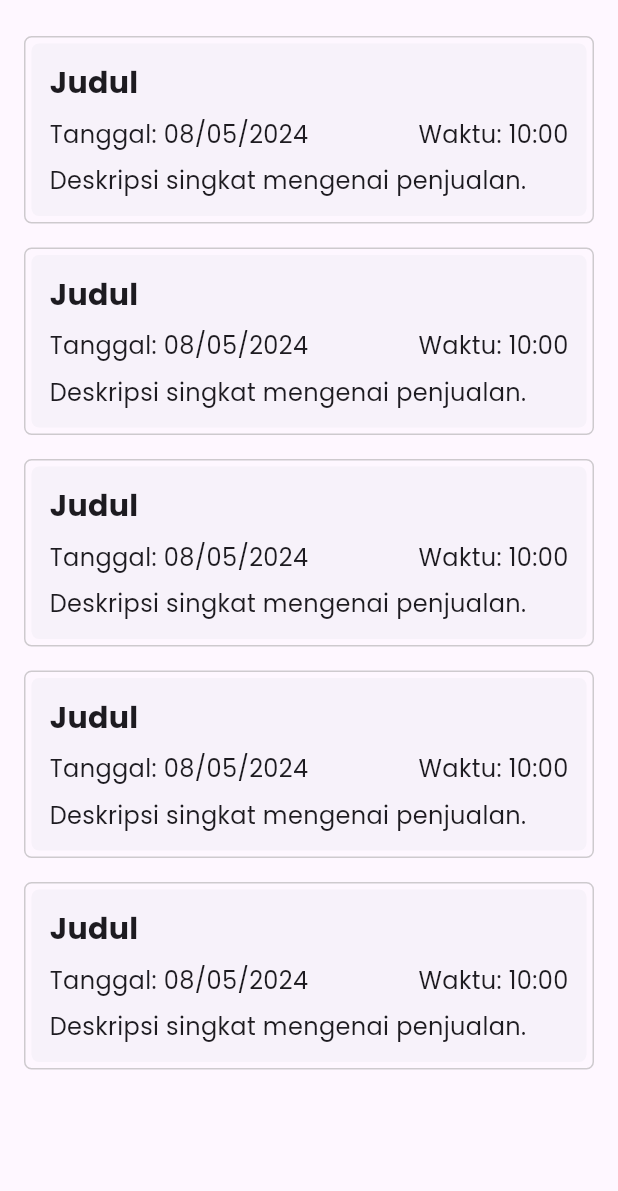
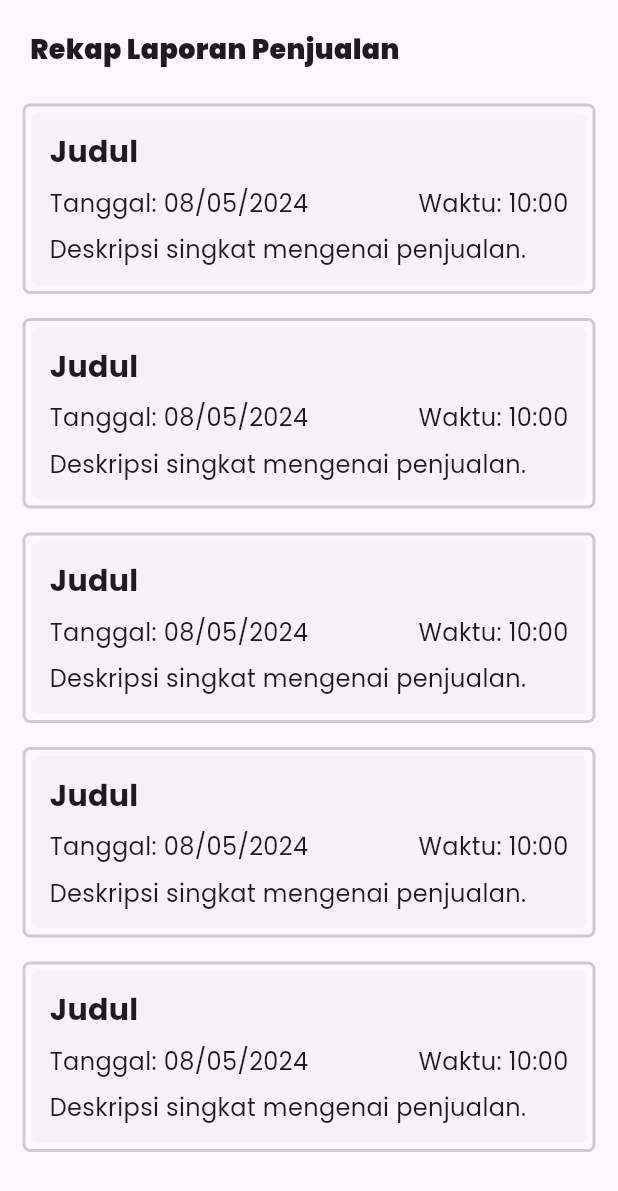
Before and after one commit to FardanAthilla/Project_TA, a Flutter app: the RekapLaporanPenjualan screen opened directly, on a phone screen of 412 x 824 dp. Shown: the top 1191 px of the screen. Run offline on Flutter 3.47's test engine with Material 3 defaults, Android fonts, the light colour scheme and no system bars; our stand-ins replace flutter_svg, get, google_fonts, shared_preferences; accounts and stored records are empty; project files that could hold a hidden picture were left out.

Commit message:
feat: [AS] fixing miror the ui

```diff
--- a/lib/Page/rekap_penjualan_page/rekap_penjualan_page.dart
+++ b/lib/Page/rekap_penjualan_page/rekap_penjualan_page.dart
@@ -1,14 +1,33 @@
 import 'package:flutter/material.dart';
 
 class RekapLaporanPenjualan extends StatelessWidget {
-  const RekapLaporanPenjualan({super.key});
-
+  const RekapLaporanPenjualan({Key? key});
   @override
   Widget build(BuildContext context) {
     return Scaffold(
       body: SafeArea(
         child: Padding(
-          padding: const EdgeInsets.all(16.0),
+          padding: const EdgeInsets.all(15.0),
+          child: Column(
+            crossAxisAlignment: CrossAxisAlignment.start,
+            children: [
+              Align(
+                alignment: Alignment.topLeft,
+                child: Padding(
+                  padding: const EdgeInsets.all(5.0),
+                  child: Text(
+                    'Rekap Laporan Penjualan',
+                    style: TextStyle(
+                      fontSize: 18,
+                      fontWeight: FontWeight.w900,
+                    ),
+                  ),
+                ),
+              ),
+              SizedBox(
+                height: 10,
+              ),
+              Expanded(
                 child: ListView.builder(
                   itemCount: 5, // Ganti dengan jumlah card yang Anda inginkan
                   itemBuilder: (BuildContext context, int index) {
@@ -17,7 +36,7 @@ class RekapLaporanPenjualan extends StatelessWidget {
                       child: Container(
                         decoration: BoxDecoration(
                           borderRadius: BorderRadius.circular(5.0),
-                    border: Border.all(color: Colors.grey.withOpacity(0.5)),
+                          border: Border.all(color: Colors.grey.withOpacity(0.5), width: 2.0), // Mengatur ketebalan border menjadi 2.0
                         ),
                         child: Card(
                           shape: RoundedRectangleBorder(
@@ -64,6 +83,9 @@ class RekapLaporanPenjualan extends StatelessWidget {
                   },
                 ),
               ),
+            ],
+          ),
+        ),
       ),
     );
   }
```
Lines whose indentation alone changed are shown as unchanged.
